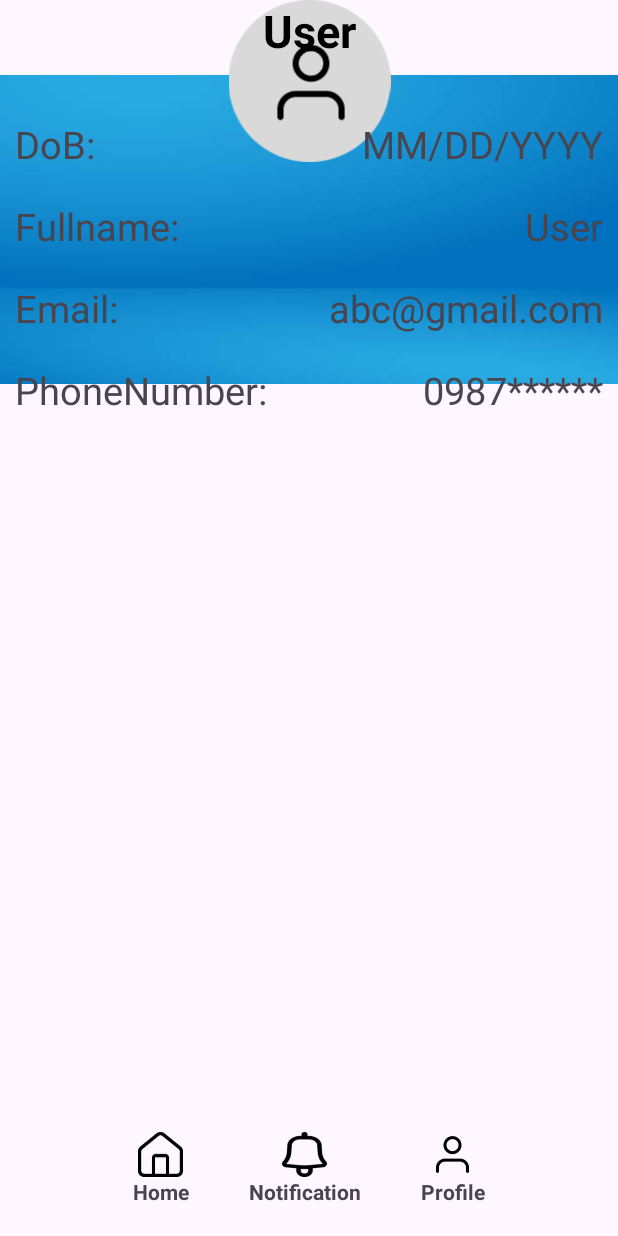
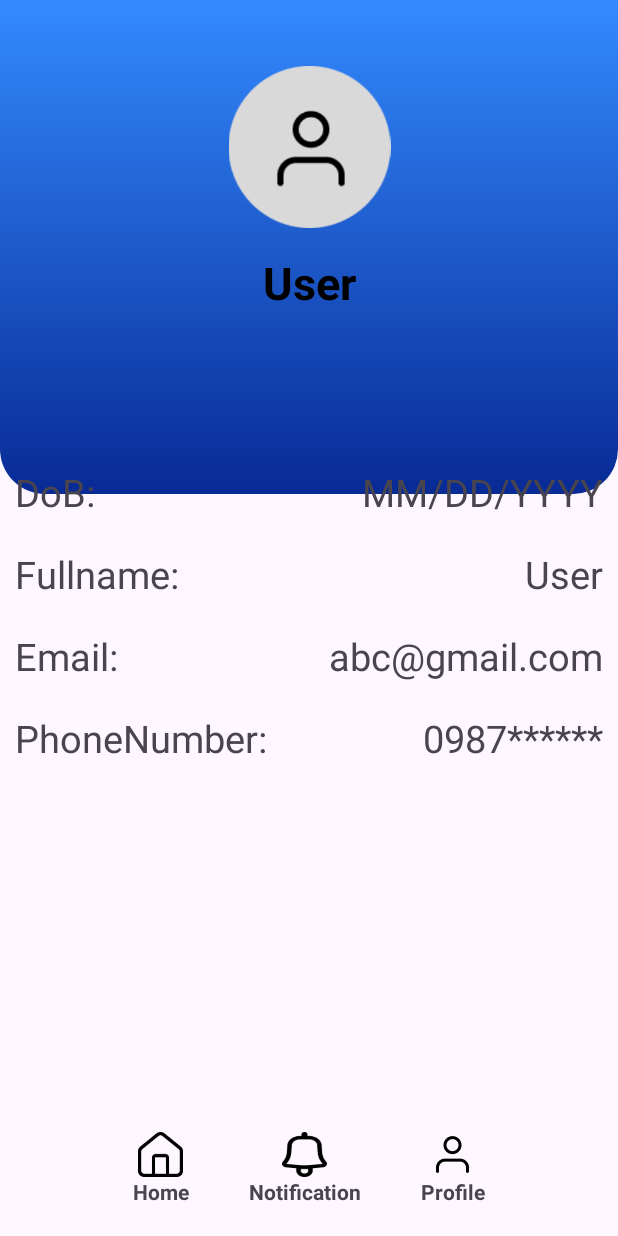
Before and after one commit to hatrungnguyen/Mobile, an Android app: the ProfileActivity screen opened directly, with no data from a screen before it, on a phone screen of 412 x 824 dp. Run offline under Robolectric (Android 15) with nearby library versions, the phone set to English and light mode, and no system bars; 1 statement that could not run was skipped.

Commit message:
Profile Layout (fixed)

```diff
--- /dev/null
+++ b/app/src/main/res/drawable/top_background.xml
@@ -0,0 +1,9 @@
+<?xml version="1.0" encoding="utf-8"?>
+<selector xmlns:android="http://schemas.android.com/apk/res/android">
+<item>
+    <shape android:shape="rectangle">
+        <corners android:bottomRightRadius="30dp" android:bottomLeftRadius="30dp"/>
+        <gradient android:startColor="#338aff" android:endColor="#082a95" android:angle="270"/>
+    </shape>
+</item>
+</selector>
--- a/app/src/main/res/layout/activity_profile.xml
+++ b/app/src/main/res/layout/activity_profile.xml
@@ -8,23 +8,25 @@
 
 
     <ImageView
-        android:id="@+id/imageView6"
-        android:layout_width="wrap_content"
-        android:layout_height="wrap_content"
-        app:srcCompat="@drawable/top_background"
-        tools:layout_editor_absoluteX="0dp"
-        tools:layout_editor_absoluteY="-62dp"
-        tools:ignore="MissingConstraints" />
+        android:id="@+id/top_background"
+        android:layout_width="0dp"
+        android:layout_height="0dp"
+        app:layout_constraintWidth_percent="1"
+        app:layout_constraintHeight_percent="0.4"
+        app:layout_constraintEnd_toEndOf="parent"
+        app:layout_constraintStart_toStartOf="parent"
+        app:layout_constraintTop_toTopOf="parent"
+        app:srcCompat="@drawable/top_background"/>
 
     <ImageView
-        android:id="@+id/imageView4"
+        android:id="@+id/profile_image"
         android:layout_width="143dp"
         android:layout_height="108dp"
+        android:layout_marginTop="44dp"
         app:layout_constraintEnd_toEndOf="parent"
         app:layout_constraintStart_toStartOf="parent"
-        app:srcCompat="@drawable/profile"
-        tools:layout_editor_absoluteY="16dp"
-        tools:ignore="MissingConstraints" />
+        app:layout_constraintTop_toTopOf="parent"
+        app:srcCompat="@drawable/profile" />
 
     <TextView
         android:id="@+id/tv1"
@@ -35,21 +37,23 @@
         android:textColor="@color/dark_background"
         android:textSize="30sp"
         android:textStyle="bold"
-        app:layout_constraintEnd_toEndOf="@+id/imageView4"
-        app:layout_constraintStart_toStartOf="@+id/imageView4"
-        tools:layout_editor_absoluteY="145dp"
-        tools:ignore="MissingConstraints" />
+        app:layout_constraintEnd_toEndOf="@+id/profile_image"
+        app:layout_constraintStart_toStartOf="@+id/profile_image"
+        app:layout_constraintTop_toBottomOf="@+id/profile_image"
+        android:layout_marginTop="16dp" />
+
 
     <LinearLayout
-        android:id="@+id/linearLayout"
+        android:id="@+id/user_information"
         android:layout_width="match_parent"
         android:layout_height="wrap_content"
-        android:layout_marginTop="28dp"
+        android:layout_marginTop="92dp"
         android:orientation="vertical"
         app:layout_constraintTop_toBottomOf="@+id/tv1"
-        tools:layout_editor_absoluteX="0dp">
+        tools:layout_editor_absoluteX="1dp">
 
         <LinearLayout
+            android:id="@+id/DoB"
             android:layout_width="match_parent"
             android:layout_height="match_parent"
             android:layout_margin="10dp"
@@ -75,6 +79,7 @@
         </LinearLayout>
 
         <LinearLayout
+            android:id="@+id/name"
             android:layout_width="match_parent"
             android:layout_height="match_parent"
             android:layout_margin="10dp"
@@ -100,6 +105,7 @@
         </LinearLayout>
 
         <LinearLayout
+            android:id="@+id/email"
             android:layout_width="match_parent"
             android:layout_height="match_parent"
             android:layout_margin="10dp"
@@ -125,6 +131,7 @@
         </LinearLayout>
 
         <LinearLayout
+            android:id="@+id/phone_number"
             android:layout_width="match_parent"
             android:layout_height="match_parent"
             android:layout_margin="10dp"
```
Also changed, not shown: app/src/main/AndroidManifest.xml (+10 -3 lines), app/src/main/res/navigation/nav_graph4.xml (added, +28 -0 lines), app/src/main/res/drawable/top_background.jpg (deleted), app/src/main/res/values/colors.xml (line endings or trailing spaces).
